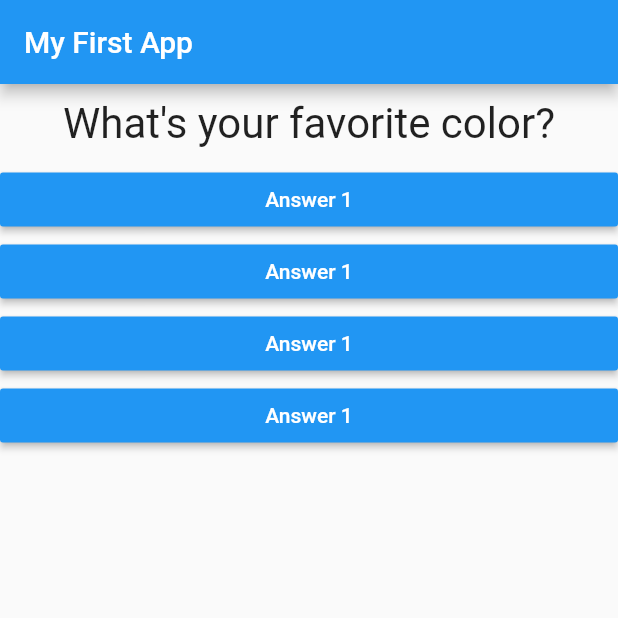
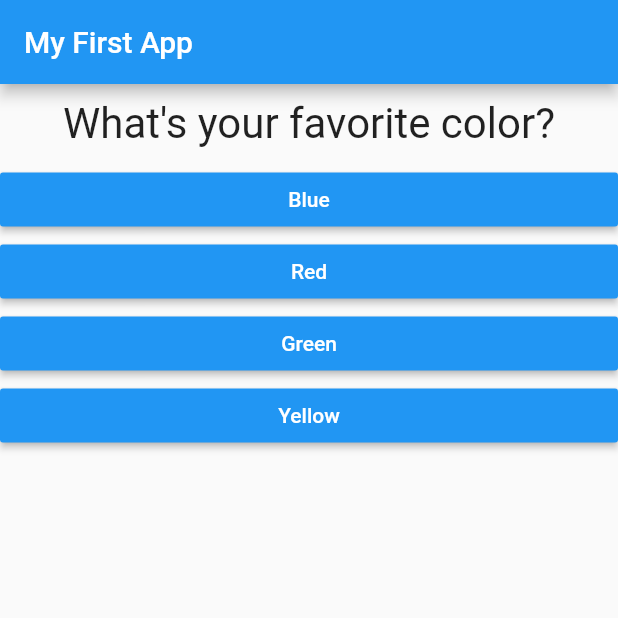
Before and after one commit to mrmikemcguire/Flutter_Complete_Guide, a Flutter app: the screen it shows after launch, on a phone screen of 412 x 824 dp, the top half of it. Run offline on Flutter 3.47's test engine with Material 2 defaults, Android fonts, the phone set to English and light mode, and no system bars.

Commit message:
mapping fixed

```diff
--- a/lib/answer.dart
+++ b/lib/answer.dart
@@ -13,7 +13,7 @@ class Answer extends StatelessWidget {
       child:  RaisedButton(
               color: Colors.blue,
               textColor: Colors.white,
-              child: Text('Answer 1'),
+              child: Text(answerText),
               onPressed: selectHandler,
             ),
     );
--- a/pubspec.yaml
+++ b/pubspec.yaml
@@ -27,6 +27,10 @@ dependencies:
 dev_dependencies:
   flutter_test:
     sdk: flutter
+
+analyzer:
+    enable-experiment:
+      -spread-collections
 
 
 # For information on the generic Dart part of this file, see the
```
